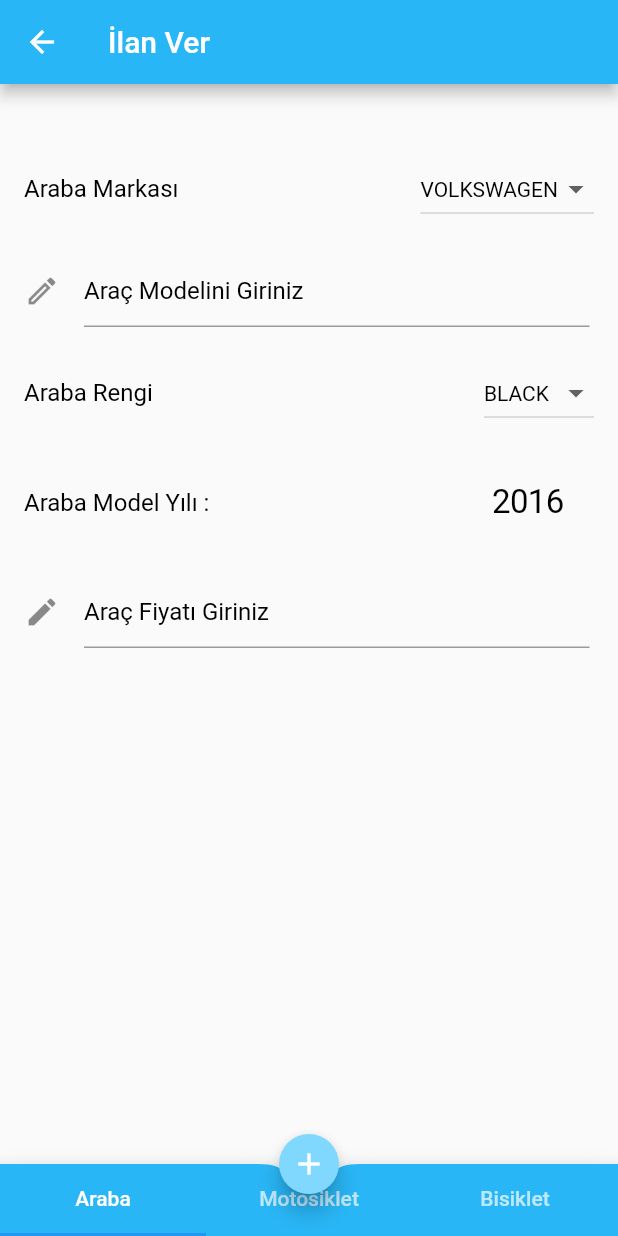
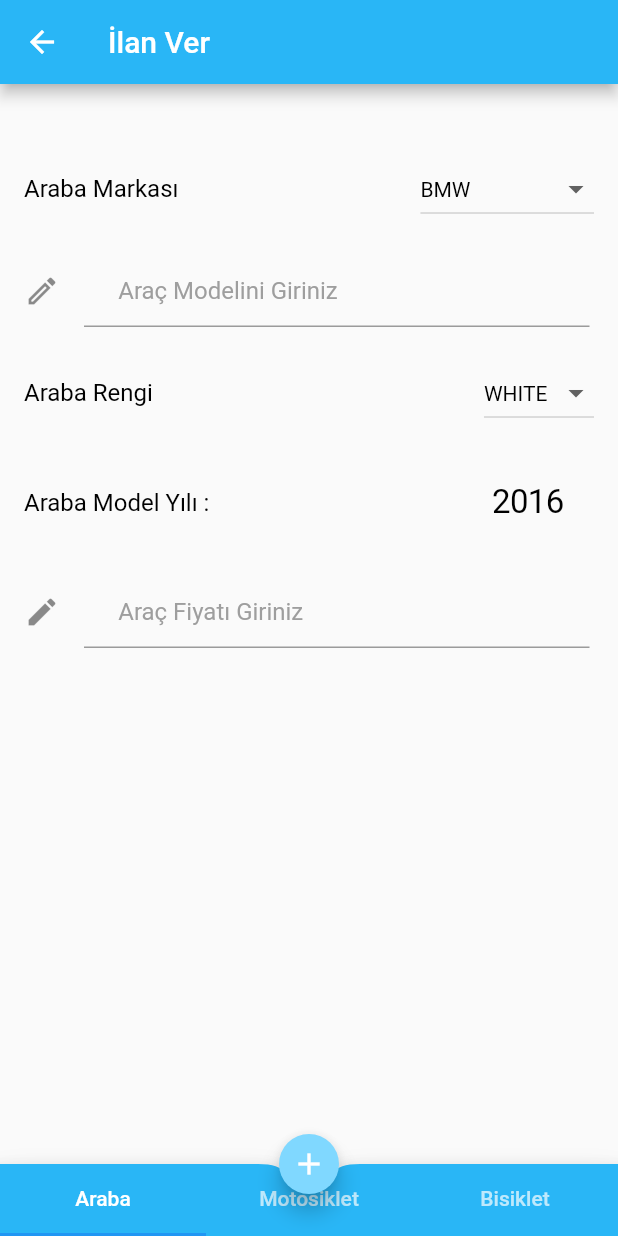
Before and after one commit to safauludogan/rental_sale_app, a Flutter app: the screen it shows after launch, after a tap on "İlan Ver", on a phone screen of 412 x 824 dp. Run offline on Flutter 3.47's test engine with Material 2 defaults, Android fonts, the phone set to English and light mode, and no system bars; our stand-ins replace gap, hive_flutter; accounts and stored records are empty.

Commit message:
addlisting car page finish

```diff
--- a/rental_sale_app/analysis_options.yaml
+++ b/rental_sale_app/analysis_options.yaml
@@ -7,7 +7,7 @@
 
 # The following line activates a set of recommended lints for Flutter apps,
 # packages, and plugins designed to encourage good coding practices.
-include: package:flutter_lints/flutter.yaml
+include: package:very_good_analysis/analysis_options.yaml
 
 linter:
   # The lint rules applied to this project can be customized in the
@@ -21,8 +21,7 @@ linter:
   # `// ignore_for_file: name_of_lint` syntax on the line or in the file
   # producing the lint.
   rules:
-    # avoid_print: false  # Uncomment to disable the `avoid_print` rule
-    # prefer_single_quotes: true  # Uncomment to enable the `prefer_single_quotes` rule
+    public_member_api_docs: false  # Uncomment to enable the `prefer_single_quotes` rule
 
 # Additional information about this file can be found at
 # https://dart.dev/guides/language/analysis-options
--- /dev/null
+++ b/rental_sale_app/lib/core/companents/custom_textfield.dart
@@ -0,0 +1,46 @@
+import 'package:flutter/material.dart';
+import 'package:flutter/services.dart';
+import 'package:rental_sale_app/core/constants/color_constant.dart';
+import 'package:rental_sale_app/core/constants/padding_constant.dart';
+
+class CustomTextField extends StatelessWidget {
+  const CustomTextField({
+    this.controller,
+    this.labelText,
+    super.key,
+    this.inputFormatters,
+    this.onChanged,
+    required this.icon,
+    required this.hintText,
+    required this.inputType,
+    required this.action,
+  });
+  final TextEditingController? controller;
+  final String? labelText;
+  final List<TextInputFormatter>? inputFormatters;
+  final Icon icon;
+  final String hintText;
+  final TextInputType inputType;
+  final TextInputAction action;
+  final void Function(String)? onChanged;
+  @override
+  Widget build(BuildContext context) => customField;
+
+  Widget get customField => Padding(
+        padding: PaddingConstant.onlyRight3,
+        child: TextFormField(
+          onChanged: onChanged,
+          inputFormatters: inputFormatters,
+          decoration: InputDecoration(
+            prefixText: 'TL  ',
+            prefixStyle: TextStyle(color: ColorConstant.textColor),
+            icon: icon,
+            labelText: labelText,
+            hintText: hintText,
+            hintStyle: TextStyle(color: ColorConstant.hintTextColor),
+          ),
+          keyboardType: inputType,
+          textInputAction: action,
+        ),
+      );
+}
--- a/rental_sale_app/lib/core/constants/color_constant.dart
+++ b/rental_sale_app/lib/core/constants/color_constant.dart
@@ -5,6 +5,7 @@ class ColorConstant {
   const ColorConstant._();
   static Color themeColor = Colors.lightBlue.shade400;
   static Color textColor = Colors.black;
+  static Color hintTextColor = Colors.grey;
   static Color floatActionColor = Colors.lightBlueAccent.shade100;
   static Color backgroundColor = Colors.white;
 }
--- a/rental_sale_app/lib/core/constants/hive_constant.dart
+++ b/rental_sale_app/lib/core/constants/hive_constant.dart
@@ -1,3 +1,3 @@
 class HiveConstant {
-  static const userTypeId = 0;
+  static const userTypeId = 100;
 }
--- a/rental_sale_app/lib/feature/add_listing/add_listing_car/add_listing_car_view.dart
+++ b/rental_sale_app/lib/feature/add_listing/add_listing_car/add_listing_car_view.dart
@@ -3,6 +3,7 @@ import 'package:flutter/material.dart';
 import 'package:flutter/services.dart';
 import 'package:gap/gap.dart';
 import 'package:rental_sale_app/core/companents/custom_tabbar.dart';
+import 'package:rental_sale_app/core/companents/custom_textfield.dart';
 import 'package:rental_sale_app/core/constants/color_constant.dart';
 import 'package:rental_sale_app/core/constants/padding_constant.dart';
 import 'package:rental_sale_app/core/constants/string_constant.dart';
@@ -24,12 +25,7 @@ class _AddListingCarState extends AddListingCarViewModel {
       floatingActionButtonLocation:
           FloatingActionButtonLocation.miniCenterDocked,
       floatingActionButton: FloatingActionButton.small(
-        onPressed: () async {
-          if (items?.isNotEmpty ?? false) {
-            cacheManager.addItems(items!);
-            print('veriler Kaydedildi.');
-          }
-        },
+        onPressed: saveDataToHive,
         backgroundColor: ColorConstant.floatActionColor,
         child: const Icon(Icons.add),
       ),
@@ -54,13 +50,13 @@ class _AddListingCarState extends AddListingCarViewModel {
           crossAxisAlignment: CrossAxisAlignment.start,
           children: [
             const Gap(30),
-            _choosedBrand(context),
+            _choosedBrand(),
             const Gap(20),
             carModel(),
             const Gap(20),
-            _choosedCarColor(context),
+            _choosedCarColor(),
             const Gap(20),
-            carModelYear(context),
+            carModelYear(),
             const Gap(20),
             carPrice(),
           ],
@@ -69,8 +65,8 @@ class _AddListingCarState extends AddListingCarViewModel {
     );
   }
 
-  Padding carPrice() {
-    return textFormField(
+  Widget carPrice() {
+    return CustomTextField(
       controller: carPriceController,
       icon: const Icon(Icons.edit),
       hintText: StringConstant.enterCarPrice,
@@ -79,18 +75,26 @@ class _AddListingCarState extends AddListingCarViewModel {
         FilteringTextInputFormatter.digitsOnly,
         CurrencyInputFormatter(),
       ],
-        action: TextInputAction.done);
+      action: TextInputAction.done,
+      onChanged: (p0) {
+        myCarModel = myCarModel.copyWith(price: p0);
+      },
+    );
   }
 
-  Padding carModel() {
-    return textFormField(
+  Widget carModel() {
+    return CustomTextField(
       icon: const Icon(Icons.mode_outlined),
       hintText: StringConstant.carModelEntry,
       inputType: TextInputType.name,
-        action: TextInputAction.next);
+      action: TextInputAction.next,
+      onChanged: (value) {
+        myCarModel = myCarModel.copyWith(model: value);
+      },
+    );
   }
 
-  Row _choosedCarColor(BuildContext context) {
+  Row _choosedCarColor() {
     return Row(
       mainAxisAlignment: MainAxisAlignment.spaceBetween,
       children: [
@@ -100,11 +104,11 @@ class _AddListingCarState extends AddListingCarViewModel {
               ?.copyWith(color: ColorConstant.textColor),
         ),
         dropdownButton(
-          list: AddListingCarViewModel.carColor,
-          choosedValue: choosedColor,
+          list: carColor,
+          choosedValue: myCarModel.color ?? '',
           onItemSelected: (String value) {
             setState(() {
-              choosedColor = value;
+              myCarModel = myCarModel.copyWith(color: value);
             });
           },
         )
@@ -112,7 +116,7 @@ class _AddListingCarState extends AddListingCarViewModel {
     );
   }
 
-  Row _choosedBrand(BuildContext context) {
+  Row _choosedBrand() {
     return Row(
       mainAxisAlignment: MainAxisAlignment.spaceBetween,
       children: [
@@ -122,11 +126,11 @@ class _AddListingCarState extends AddListingCarViewModel {
               ?.copyWith(color: ColorConstant.textColor),
         ),
         dropdownButton(
-          list: AddListingCarViewModel.brandList,
-          choosedValue: choosedBrand,
+          list: brandList,
+          choosedValue: myCarModel.brand ?? '',
           onItemSelected: (String value) {
             setState(() {
-              choosedBrand = value;
+              myCarModel = myCarModel.copyWith(brand: value);
             });
           },
         )
@@ -134,8 +138,8 @@ class _AddListingCarState extends AddListingCarViewModel {
     );
   }
 
-  Row carModelYear(BuildContext context) {
-    showDialog(Widget child) {
+  Row carModelYear() {
+    void showDialog(Widget child) {
       showCupertinoModalPopup<void>(
         context: context,
         builder: (BuildContext context) => Container(
@@ -166,7 +170,10 @@ class _AddListingCarState extends AddListingCarViewModel {
               initialDateTime: date,
               mode: CupertinoDatePickerMode.monthYear,
               onDateTimeChanged: (DateTime newDate) {
-                setState(() => date = newDate);
+                setState(
+                  () => date = newDate,
+                );
+                myCarModel = myCarModel.copyWith(year: newDate.year);
               },
             ),
           ),
--- a/rental_sale_app/lib/feature/add_listing/add_listing_car/add_listing_car_viewmodel.dart
+++ b/rental_sale_app/lib/feature/add_listing/add_listing_car/add_listing_car_viewmodel.dart
@@ -1,74 +1,87 @@
+import 'package:flutter/foundation.dart';
 import 'package:flutter/material.dart';
-import 'package:flutter/services.dart';
 import 'package:rental_sale_app/core/constants/color_constant.dart';
-import 'package:rental_sale_app/core/constants/padding_constant.dart';
 import 'package:rental_sale_app/core/enums/card_brand.dart';
 import 'package:rental_sale_app/core/enums/colors.dart';
 import 'package:rental_sale_app/feature/add_listing/add_listing_car/add_listing_car_view.dart';
 import 'package:rental_sale_app/feature/add_listing/add_listing_car/model/car_model.dart';
 import 'package:rental_sale_app/product/cache_manager.dart';
 import 'package:rental_sale_app/product/car_cache_manager.dart';
+import 'package:uuid/uuid.dart';
 
 abstract class AddListingCarViewModel extends State<AddListingCarView> {
   /* _homeService = HomeService(NetworkManager.instance);
     cacheManager = UserCacheManager('userCacheNew');
     fetchDatas(); */
-  List<CarModel>? items;
+  late List<String> brandList = [];
+  late List<String> carColor = [];
   late final ICacheManager<CarModel> cacheManager;
-  @override
-  void initState() {
-    super.initState();
-    choosedBrand = brandList.last;
-    choosedColor = carColor.first;
-    cacheManager = CarCacheManager('carCache');
-    //   fetchDatas();
-  }
-
-  Future<void> fetchDatas() async {
-    await cacheManager.init();
-    if (cacheManager.getValues()?.isNotEmpty ?? false) {
-      items = cacheManager.getValues();
-      print(items);
-      print('veriler Kaydedildi.');
-    }
-    setState(() {});
-  }
-
+  CarModel myCarModel = CarModel();
   DateTime date = DateTime(2016);
-  late final DropdownButton currencyDropdownButton;
   late String choosedBrand;
-  late String choosedColor;
   final carBrandController = TextEditingController();
   final carModelController = TextEditingController();
   final carColorController = TextEditingController();
   final carModelYearController = TextEditingController();
   final carPriceController = TextEditingController();
-  static List<String> brandList = <String>[
-    (CarBrand.audi.name),
-    (CarBrand.bmw.name),
-    (CarBrand.fiat.name),
-    (CarBrand.honda.name),
-    (CarBrand.mercedes.name),
-    (CarBrand.nissan.name),
-    (CarBrand.renaulth.name),
-    (CarBrand.toyota.name),
-    (CarBrand.volkswagen.name)
-  ];
-  static List<String> carColor = <String>[
-    CarColor.black.name,
-    CarColor.blue.name,
-    CarColor.brown.name,
-    CarColor.green.name,
-    CarColor.grey.name,
-    CarColor.red.name,
-    CarColor.silver.name,
-    CarColor.white.name,
-  ];
+
+  @override
+  void initState() {
+    super.initState();
+
+    brandList = List.generate(
+      CarBrand.values.length,
+      (index) => CarBrand.values[index].name,
+    );
+    carColor = List.generate(
+      CarColor.values.length,
+      (index) => CarColor.values[index].name,
+    );
+
+    myCarModel = myCarModel.copyWith(
+      brand: brandList.first,
+      color: carColor.first,
+      year: date.year,
+    );
+    cacheManager = CarCacheManager(myCarModel);
+    fetchDatas();
+  }
+
+  @override
+  void dispose() {
+    super.dispose();
+    carBrandController.dispose();
+    carModelController.dispose();
+    carColorController.dispose();
+    carModelYearController.dispose();
+    carPriceController.dispose();
+  }
+
+  Future<void> fetchDatas() async {
+    await cacheManager.init();
+    //final carModel = cacheManager.getValues();
+  }
+
+  Future<void> saveDataToHive() async {
+    final uuid = const Uuid().v4();
+    myCarModel = myCarModel.copyWith(id: uuid);
+    if (myCarModel.id == null ||
+        myCarModel.brand == null ||
+        myCarModel.model == null ||
+        myCarModel.price == null ||
+        myCarModel.year == null ||
+        myCarModel.color == null) return;
+    await cacheManager.putItem(
+      uuid,
+      myCarModel,
+    );
+    print("Kayıt başarılı");
+  }
 
   DropdownButton<String> dropdownButton({
     required List<String> list,
     required String choosedValue,
-    required Function(String) onItemSelected,
+    required void Function(String) onItemSelected,
   }) {
     return DropdownButton<String>(
       items: list.map<DropdownMenuItem<String>>((String value) {
@@ -79,27 +92,4 @@ abstract class AddListingCarViewModel extends State<AddListingCarView> {
       onChanged: (value) => onItemSelected.call(value!),
     );
   }
-
-  Padding textFormField(
-      {TextEditingController? controller,
-      String? labelText,
-      List<TextInputFormatter>? inputFormatters,
-      required Icon icon,
-      required String hintText,
-      required TextInputType inputType,
-      required TextInputAction action}) {
-    return Padding(
-      padding: PaddingConstant.onlyRight3,
-      child: TextFormField(
-        inputFormatters: inputFormatters,
-        decoration: InputDecoration(
-            icon: icon,
-            labelText: labelText,
-            hintText: hintText,
-            hintStyle: TextStyle(color: ColorConstant.textColor)),
-        keyboardType: inputType,
-        textInputAction: action,
-      ),
-    );
-  }
 }
--- a/rental_sale_app/lib/feature/add_listing/add_listing_car/model/car_model.dart
+++ b/rental_sale_app/lib/feature/add_listing/add_listing_car/model/car_model.dart
@@ -1,37 +1,65 @@
+// ignore_for_file: public_member_api_docs, sort_constructors_first
 import 'package:hive_flutter/adapters.dart';
+import 'package:json_annotation/json_annotation.dart';
+
 import 'package:rental_sale_app/core/constants/hive_constant.dart';
+import 'package:rental_sale_app/product/hive_model.dart';
+
 part 'car_model.g.dart';
 
 @HiveType(typeId: HiveConstant.userTypeId)
-class CarModel {
+@JsonSerializable()
+class CarModel extends HiveModel<CarModel> {
   @HiveField(0)
+  String? id;
+  @HiveField(1)
   String? brand;
-  @HiveField(1)
+  @HiveField(2)
   String? model;
-  @HiveField(2)
+  @HiveField(3)
   String? color;
-  @HiveField(3)
+  @HiveField(4)
   String? price;
-  @HiveField(4)
+  @HiveField(5)
   int? year;
 
-  CarModel({this.brand, this.model, this.color, this.price, this.year});
+  CarModel({
+    this.id,
+    this.brand,
+    this.model,
+    this.color,
+    this.price,
+    this.year,
+  });
 
-  CarModel.fromJson(Map<String, dynamic> json) {
-    brand = json['brand'];
-    model = json['model'];
-    color = json['color'];
-    price = json['price'];
-    year = json['year'];
+  CarModel copyWith({
+    String? id,
+    String? brand,
+    String? model,
+    String? color,
+    String? price,
+    int? year,
+  }) {
+    return CarModel(
+      id: id ?? this.id,
+      brand: brand ?? this.brand,
+      model: model ?? this.model,
+      color: color ?? this.color,
+      price: price ?? this.price,
+      year: year ?? this.year,
+    );
+  }
+
+  factory CarModel.fromJson(Map<String, dynamic> json) {
+    return _$CarModelFromJson(json);
   }
 
   Map<String, dynamic> toJson() {
-    final Map<String, dynamic> data = <String, dynamic>{};
-    data['brand'] = brand;
-    data['model'] = model;
-    data['color'] = color;
-    data['price'] = price;
-    data['year'] = year;
-    return data;
+    return _$CarModelToJson(this);
+  }
+
+  @override
+  String toString() {
+    return 'CarModel(id: $id, brand: $brand, model: $model, color: $color, price: $price, year: $year)';
   }
 }
--- a/rental_sale_app/lib/feature/home/home_view.dart
+++ b/rental_sale_app/lib/feature/home/home_view.dart
@@ -44,7 +44,7 @@ class HomeView extends StatelessWidget {
     );
   }
 
-  Card _cards(context,
+  Card _cards(BuildContext context,
       {required String title,
       required String subtitle,
       required Widget widget}) {
--- a/rental_sale_app/lib/main.dart
+++ b/rental_sale_app/lib/main.dart
@@ -4,6 +4,7 @@ import 'package:rental_sale_app/core/constants/color_constant.dart';
 import 'package:rental_sale_app/feature/home/home_view.dart';
 
 void main() async {
+  WidgetsFlutterBinding.ensureInitialized();
   await Hive.initFlutter();
   runApp(const MyApp());
 }
--- a/rental_sale_app/lib/product/cache_manager.dart
+++ b/rental_sale_app/lib/product/cache_manager.dart
@@ -1,24 +1,25 @@
 import 'package:hive_flutter/adapters.dart';
 import 'package:rental_sale_app/feature/add_listing/add_listing_car/model/car_model.dart';
+import 'package:rental_sale_app/product/hive_model.dart';
 
-abstract class ICacheManager<T> {
-  ICacheManager(this.key);
-
-  final String key;
+abstract class ICacheManager<T extends HiveModel<T>> {
+  ICacheManager(this.model);
+  T model;
   Box<CarModel>? box;
 
   Future<void> init() async {
     if (!(box?.isOpen ?? false)) {
       registerAdapters();
-      box = await Hive.openBox(key.toString());
+
+      box = await Hive.openBox(model.modelKey);
     }
   }
 
-  void addItems(List<T> items);
-  void putItems(List<T> items);
-  T? getItem(String key);
+  Future<void> addItems(List<T> items);
+  Future<void> putItems(List<T> items);
+  T? getItem(String id);
   List<T>? getValues();
-  T? putItem(String key, T item);
+  Future<void> putItem(String key, T model);
   Future<void> removeItem(String item);
   Future<void> clearAll() async => await box?.clear();
   void registerAdapters();
--- a/rental_sale_app/lib/product/car_cache_manager.dart
+++ b/rental_sale_app/lib/product/car_cache_manager.dart
@@ -4,27 +4,28 @@ import 'package:rental_sale_app/feature/add_listing/add_listing_car/model/car_mo
 import 'package:rental_sale_app/product/cache_manager.dart';
 
 class CarCacheManager extends ICacheManager<CarModel> {
-  CarCacheManager(super.key);
+  CarCacheManager(super.model);
 
   @override
-  void addItems(List<CarModel> items) async {
+  Future<void> addItems(List<CarModel> items) async {
     await box?.addAll(items);
   }
 
   @override
-  void putItems(List<CarModel> items) async {
+  Future<void> putItems(List<CarModel> items) async {
     return await box
         ?.putAll(Map.fromEntries(items.map((e) => MapEntry(e.brand, e))));
   }
 
   @override
-  getItem(String key) => box?.get(key);
+  CarModel? getItem(String id) => box?.get(id);
 
   @override
   List<CarModel>? getValues() => box?.values.toList();
 
   @override
-  putItem(String key, item) => box?.get(key);
+  Future<void> putItem(String key, CarModel model) async =>
+      box?.put(key, model);
 
   @override
   void registerAdapters() {
@@ -34,5 +35,5 @@ class CarCacheManager extends ICacheManager<CarModel> {
   }
 
   @override
-  Future<void> removeItem(String item) async => await box?.delete(key);
+  Future<void> removeItem(String item) async => await box?.delete(item);
 }
--- /dev/null
+++ b/rental_sale_app/lib/product/hive_model.dart
@@ -0,0 +1,3 @@
+abstract class HiveModel<T> {
+  String get modelKey => T.toString();
+}
--- a/rental_sale_app/pubspec.yaml
+++ b/rental_sale_app/pubspec.yaml
@@ -40,6 +40,9 @@ dependencies:
   hive_flutter: ^1.1.0
   hive_generator: ^2.0.1
   build_runner: ^2.4.6
+  uuid: ^4.0.0
+  json_serializable: ^6.7.1
+  json_annotation: ^4.8.1
 
 dev_dependencies:
   flutter_test:
@@ -51,6 +54,7 @@ dev_dependencies:
   # package. See that file for information about deactivating specific lint
   # rules and activating additional ones.
   flutter_lints: ^2.0.0
+  very_good_analysis: ^5.1.0
 
 # For information on the generic Dart part of this file, see the
 # following page: https://dart.dev/tools/pub/pubspec
```
Also changed, not shown: rental_sale_app/lib/core/utils/textformfield_format.dart (+9 -6 lines), rental_sale_app/lib/feature/add_listing/add_listing_car/model/car_model.g.dart. Lines whose indentation alone changed are shown as unchanged.
